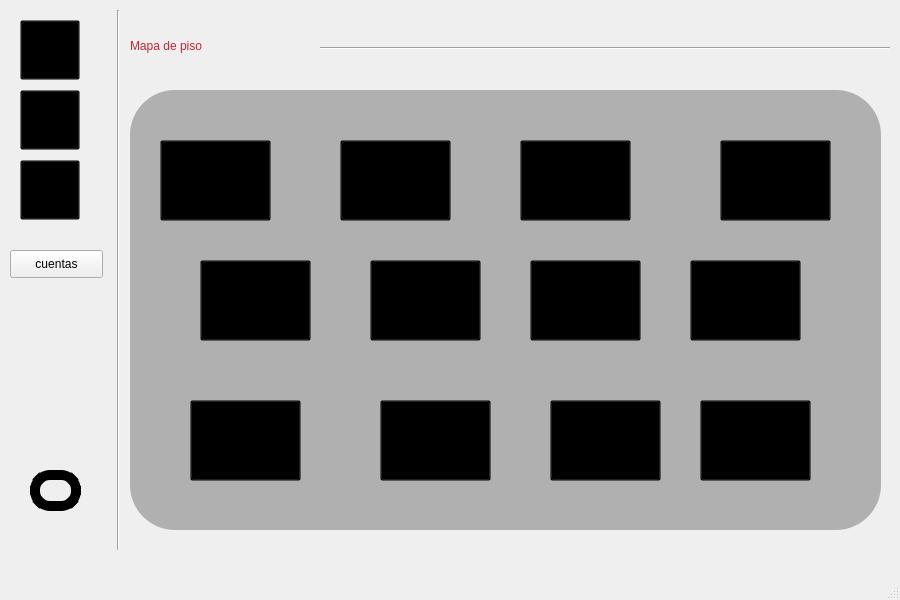
Before: the Qt Designer form Restaurante/Mesero/principal_mesero.ui in camvaz/restaurante-ihc, drawn with Qt 5.
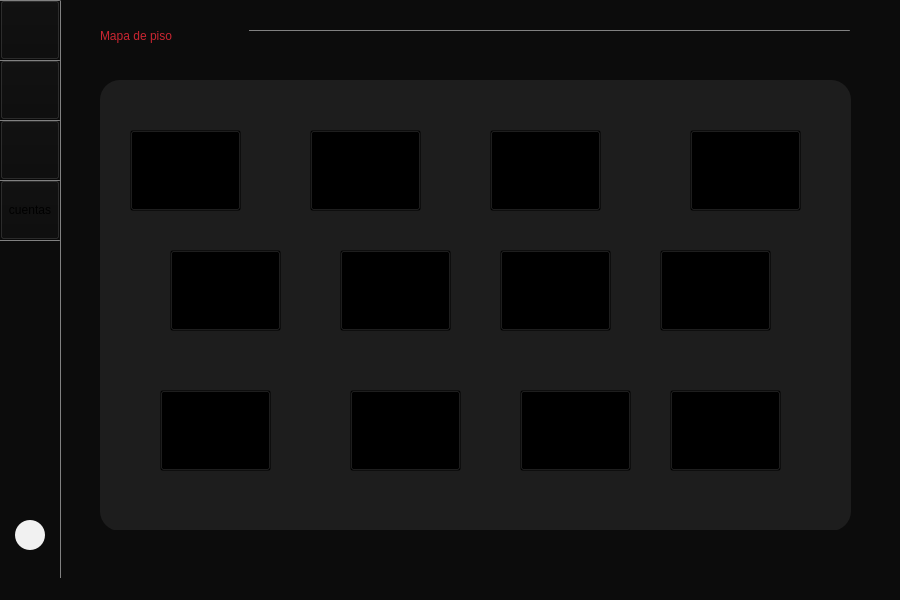
After: the same form once the commit is applied. The open tabs and pages were chosen to show the change.

What changed in the file:
```diff
--- a/Restaurante/Mesero/principal_mesero.ui
+++ b/Restaurante/Mesero/principal_mesero.ui
@@ -26,14 +26,22 @@
    <string>MainWindow</string>
   </property>
   <property name="styleSheet">
-   <string notr="true">/*background-color: rgb(12, 12, 12);*/</string>
+   <string notr="true">/*background-color: rgb(12, 12, 12);*/
+background-color: #0c0c0c;
+
+
+
+</string>
   </property>
   <widget class="QWidget" name="centralwidget">
    <widget class="QPushButton" name="mesas">
+    <property name="enabled">
+     <bool>true</bool>
+    </property>
     <property name="geometry">
      <rect>
-      <x>20</x>
-      <y>20</y>
+      <x>0</x>
+      <y>0</y>
       <width>60</width>
       <height>60</height>
      </rect>
@@ -54,7 +62,11 @@
      <cursorShape>OpenHandCursor</cursorShape>
     </property>
     <property name="styleSheet">
-     <string notr="true">background-color: transparent;</string>
+     <string notr="true">
+QPushButton:hover {
+	background-color:#C92531;
+}
+</string>
     </property>
     <property name="text">
      <string/>
@@ -69,8 +81,8 @@
    <widget class="QPushButton" name="comanda">
     <property name="geometry">
      <rect>
-      <x>20</x>
-      <y>90</y>
+      <x>0</x>
+      <y>60</y>
       <width>60</width>
       <height>60</height>
      </rect>
@@ -91,7 +103,11 @@
      <cursorShape>OpenHandCursor</cursorShape>
     </property>
     <property name="styleSheet">
-     <string notr="true">background-color: transparent;</string>
+     <string notr="true">
+QPushButton:hover {
+	background-color:#C92531;
+}
+</string>
     </property>
     <property name="text">
      <string/>
@@ -106,8 +122,8 @@
    <widget class="QPushButton" name="bebidas">
     <property name="geometry">
      <rect>
-      <x>20</x>
-      <y>160</y>
+      <x>0</x>
+      <y>120</y>
       <width>60</width>
       <height>60</height>
      </rect>
@@ -128,7 +144,11 @@
      <cursorShape>OpenHandCursor</cursorShape>
     </property>
     <property name="styleSheet">
-     <string notr="true">background-color: transparent;</string>
+     <string notr="true">
+QPushButton:hover {
+	background-color:#C92531;
+}
+</string>
     </property>
     <property name="text">
      <string/>
@@ -143,15 +163,20 @@
    <widget class="QPushButton" name="cuenta">
     <property name="geometry">
      <rect>
-      <x>10</x>
-      <y>250</y>
-      <width>93</width>
-      <height>28</height>
+      <x>0</x>
+      <y>180</y>
+      <width>60</width>
+      <height>60</height>
      </rect>
     </property>
     <property name="cursor">
      <cursorShape>OpenHandCursor</cursorShape>
     </property>
+    <property name="styleSheet">
+     <string notr="true">QPushButton:hover {
+	background-color:#C92531;
+}</string>
+    </property>
     <property name="text">
      <string>cuentas</string>
     </property>
@@ -165,15 +190,18 @@
    <widget class="QLabel" name="label">
     <property name="geometry">
      <rect>
-      <x>30</x>
-      <y>470</y>
-      <width>51</width>
-      <height>41</height>
+      <x>15</x>
+      <y>520</y>
+      <width>30</width>
+      <height>30</height>
      </rect>
     </property>
     <property name="styleSheet">
-     <string notr="true">border: 10px solid  ;
-border-radius: 20px  20px;;</string>
+     <string notr="true">border: solid black 1px;
+border-radius: 15px;
+padding:10px;
+
+background-color:#F1F1F1;</string>
     </property>
     <property name="text">
      <string/>
@@ -182,8 +210,8 @@
    <widget class="QStackedWidget" name="paginas">
     <property name="geometry">
      <rect>
-      <x>130</x>
-      <y>10</y>
+      <x>100</x>
+      <y>0</y>
       <width>760</width>
       <height>530</height>
      </rect>
@@ -211,12 +239,15 @@
      <widget class="Line" name="line_2">
       <property name="geometry">
        <rect>
-        <x>190</x>
+        <x>149</x>
         <y>30</y>
-        <width>570</width>
-        <height>16</height>
+        <width>601</width>
+        <height>1</height>
        </rect>
       </property>
+      <property name="styleSheet">
+       <string notr="true">background-color:#707070;</string>
+      </property>
       <property name="orientation">
        <enum>Qt::Horizontal</enum>
       </property>
@@ -252,13 +283,13 @@
         <x>0</x>
         <y>80</y>
         <width>751</width>
-        <height>440</height>
+        <height>451</height>
        </rect>
       </property>
       <property name="styleSheet">
        <string notr="true">QFrame{
-	background:rgba(112, 112, 112,0.5);
-	border-radius:45px;	
+	background:#1D1D1D;
+	border-radius:20px;
 }
 
  </string>
@@ -1727,16 +1758,99 @@
    <widget class="Line" name="line">
     <property name="geometry">
      <rect>
-      <x>110</x>
-      <y>10</y>
-      <width>16</width>
-      <height>540</height>
+      <x>60</x>
+      <y>0</y>
+      <width>1</width>
+      <height>601</height>
      </rect>
     </property>
+    <property name="styleSheet">
+     <string notr="true">background-color:#707070;</string>
+    </property>
     <property name="orientation">
      <enum>Qt::Vertical</enum>
     </property>
    </widget>
+   <widget class="Line" name="line_14">
+    <property name="geometry">
+     <rect>
+      <x>0</x>
+      <y>120</y>
+      <width>60</width>
+      <height>1</height>
+     </rect>
+    </property>
+    <property name="styleSheet">
+     <string notr="true">background-color:#707070;</string>
+    </property>
+    <property name="orientation">
+     <enum>Qt::Horizontal</enum>
+    </property>
+   </widget>
+   <widget class="Line" name="line_15">
+    <property name="geometry">
+     <rect>
+      <x>0</x>
+      <y>0</y>
+      <width>60</width>
+      <height>1</height>
+     </rect>
+    </property>
+    <property name="styleSheet">
+     <string notr="true">background-color:#707070;</string>
+    </property>
+    <property name="orientation">
+     <enum>Qt::Horizontal</enum>
+    </property>
+   </widget>
+   <widget class="Line" name="line_17">
+    <property name="geometry">
+     <rect>
+      <x>0</x>
+      <y>180</y>
+      <width>60</width>
+      <height>1</height>
+     </rect>
+    </property>
+    <property name="styleSheet">
+     <string notr="true">background-color:#707070;</string>
+    </property>
+    <property name="orientation">
+     <enum>Qt::Horizontal</enum>
+    </property>
+   </widget>
+   <widget class="Line" name="line_18">
+    <property name="geometry">
+     <rect>
+      <x>0</x>
+      <y>60</y>
+      <width>60</width>
+      <height>1</height>
+     </rect>
+    </property>
+    <property name="styleSheet">
+     <string notr="true">background-color:#707070;</string>
+    </property>
+    <property name="orientation">
+     <enum>Qt::Horizontal</enum>
+    </property>
+   </widget>
+   <widget class="Line" name="line_16">
+    <property name="geometry">
+     <rect>
+      <x>0</x>
+      <y>240</y>
+      <width>60</width>
+      <height>1</height>
+     </rect>
+    </property>
+    <property name="styleSheet">
+     <string notr="true">background-color:#707070;</string>
+    </property>
+    <property name="orientation">
+     <enum>Qt::Horizontal</enum>
+    </property>
+   </widget>
   </widget>
   <widget class="QMenuBar" name="menubar">
    <property name="geometry">
```
Left out of the diff: 4 changed lines with no effect on the pictures.
